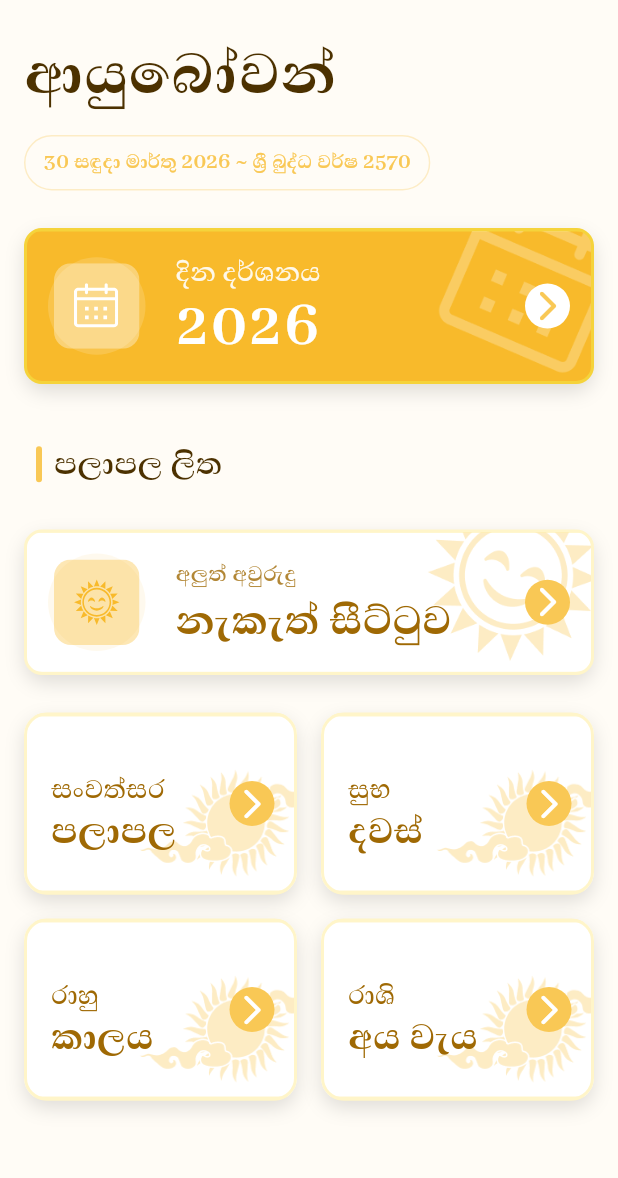
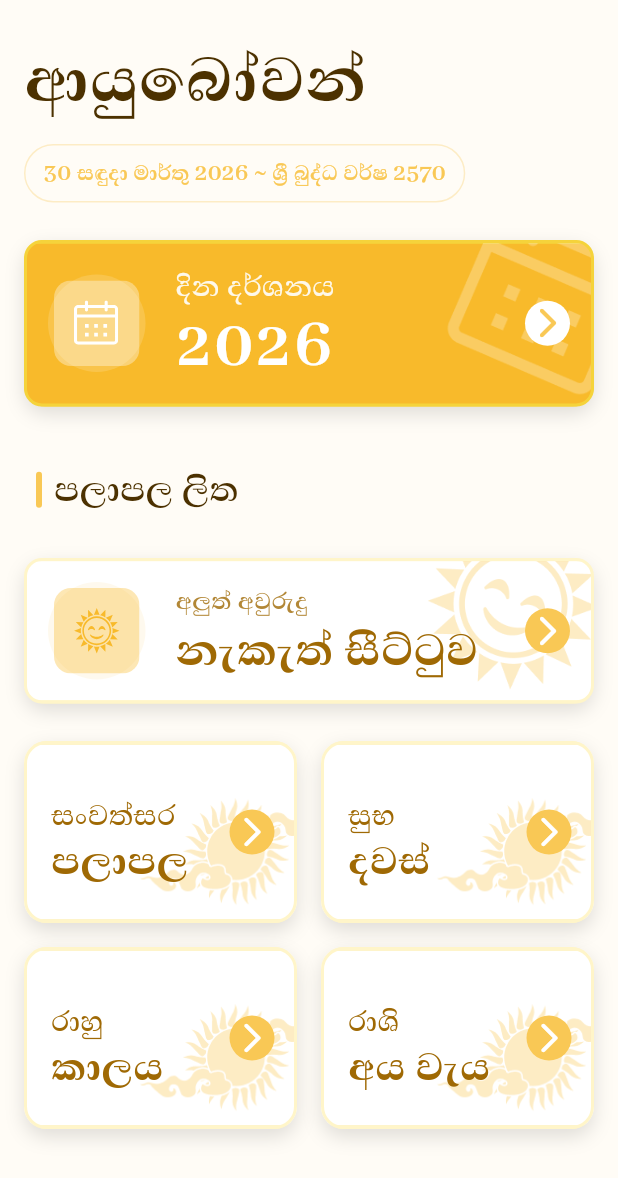
Before and after one commit to DilharaSannasgala/E-Litha-Flutter-App, a Flutter app: the screen it shows after launch, on a phone screen of 412 x 824 dp. Shown: the top 1178 px of the screen. Run offline on Flutter 3.47's test engine with Material 3 defaults, Android fonts, the phone set to English and light mode, and no system bars; our stand-ins replace awesome_notifications, flutter_svg.

Commit message:
Update main.dart

```diff
--- a/lib/main.dart
+++ b/lib/main.dart
@@ -39,6 +39,25 @@ class MainApp extends StatelessWidget {
       theme: ThemeData(
         fontFamily: 'AbhayaLibre',
       ),
+      builder: (context, child) {
+        final mediaQueryData = MediaQuery.of(context);
+
+        // Base screen width for your design (e.g., standard mobile screen like iPhone X/11/13 is ~375)
+        double scaleFactor = mediaQueryData.size.width / 375.0;
+
+        // Clamp it to prevent text from being too tiny on small phones, or way too large on tablets
+        scaleFactor = scaleFactor.clamp(0.85, 1.3);
+
+        // Combine our responsive scale with the user's system text scaling preference (accessibility)
+        final double systemTextScale = mediaQueryData.textScaler.scale(1);
+
+        return MediaQuery(
+          data: mediaQueryData.copyWith(
+            textScaler: TextScaler.linear(systemTextScale * scaleFactor),
+          ),
+          child: child!,
+        );
+      },
       debugShowCheckedModeBanner: false,
       initialRoute: '/',
       routes: {
```
